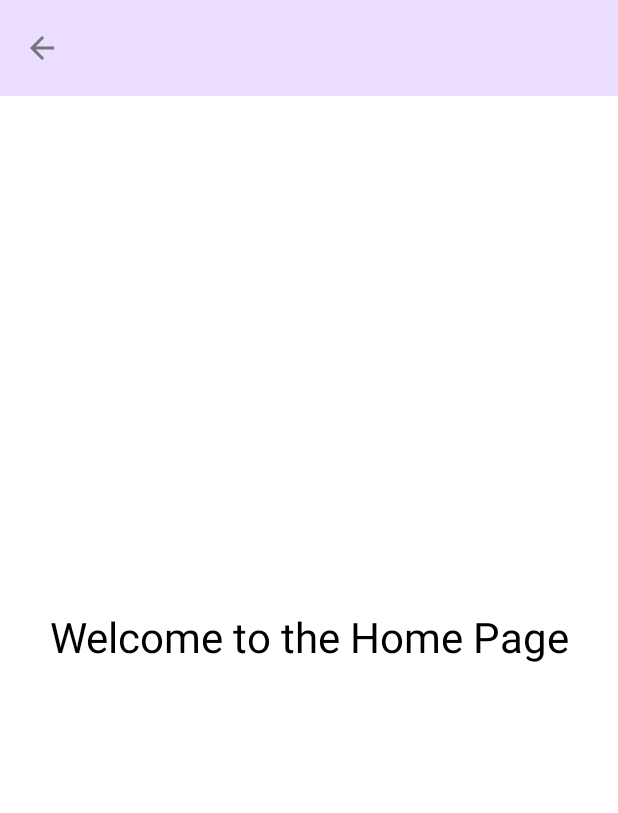
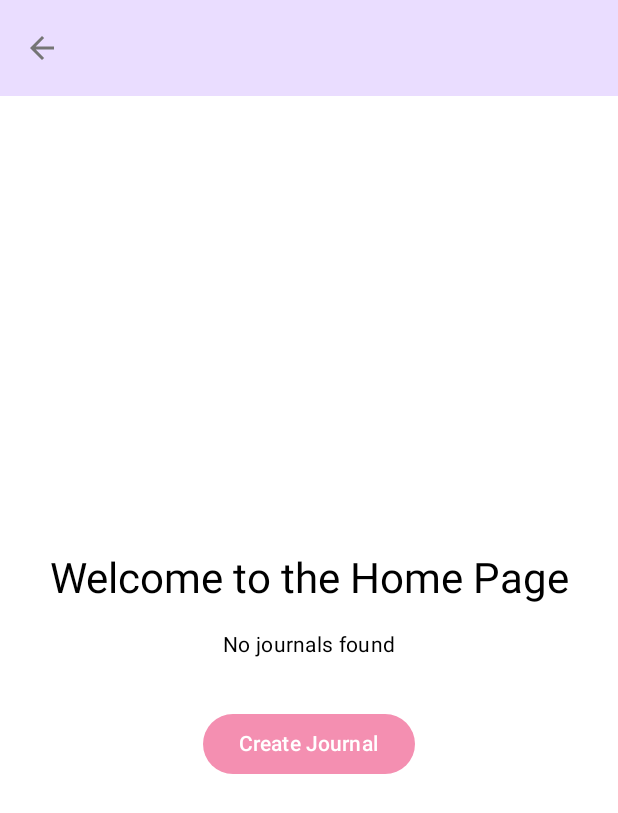
Before and after one commit to chachamottaki/travel-tales, an Android app built with Jetpack Compose: the HomePage screen opened through its navigation route, on a phone screen of 412 x 824 dp. Shown: the top 813 px of the screen. Run offline under Robolectric (Android 15) with nearby library versions, the phone set to English and light mode, and no system bars.

Commit message:
removed userdata test route, added listJournals route: list journals from user whe user logged in

```diff
--- a/app/src/main/java/com/example/traveltales/HomePage.kt
+++ b/app/src/main/java/com/example/traveltales/HomePage.kt
@@ -4,6 +4,7 @@ import androidx.compose.foundation.layout.Arrangement
 import androidx.compose.foundation.layout.Column
 import androidx.compose.foundation.layout.fillMaxSize
 import androidx.compose.foundation.layout.padding
+import androidx.compose.material3.Button
 import androidx.compose.material3.MaterialTheme
 import androidx.compose.material3.Text
 import androidx.compose.runtime.Composable
@@ -16,7 +17,7 @@ import com.example.traveltales.viewmodel.LoginViewModel
 
 @Composable
 fun HomePage(viewModel: LoginViewModel) {
-    val userData by viewModel.userData.collectAsState()
+    val journals by viewModel.journals.collectAsState()
 
     Column(
         horizontalAlignment = Alignment.CenterHorizontally,
@@ -30,9 +31,26 @@ fun HomePage(viewModel: LoginViewModel) {
             style = MaterialTheme.typography.headlineMedium,
             modifier = Modifier.padding(bottom = 16.dp)
         )
-        Text(
-            text = userData,
-            style = MaterialTheme.typography.bodyMedium
-        )
+        if (journals.isNotEmpty()) {
+            journals.forEach { journal ->
+                Text(
+                    text = "Journal ID: ${journal.journal_id}, Theme ID: ${journal.theme_id}",
+                    style = MaterialTheme.typography.bodyMedium,
+                    modifier = Modifier.padding(bottom = 8.dp)
+                )
+            }
+        } else {
+            Text(
+                text = "No journals found",
+                style = MaterialTheme.typography.bodyMedium,
+                modifier = Modifier.padding(bottom = 16.dp)
+            )
+            Button(
+                onClick = { /* Navigate to Create Journal Screen */ },
+                modifier = Modifier.padding(top = 16.dp)
+            ) {
+                Text("Create Journal")
+            }
+        }
     }
 }
```
Also changed, not shown: app/src/main/java/com/example/traveltales/network/ApiService.kt (+2 -5 lines), app/src/main/java/com/example/traveltales/network/JournalResponse.kt (added, +12 -0 lines), app/src/main/java/com/example/traveltales/network/UserDataResponse.kt (deleted, +0 -8 lines), app/src/main/java/com/example/traveltales/viewmodel/LoginViewModel.kt (+12 -9 lines).
